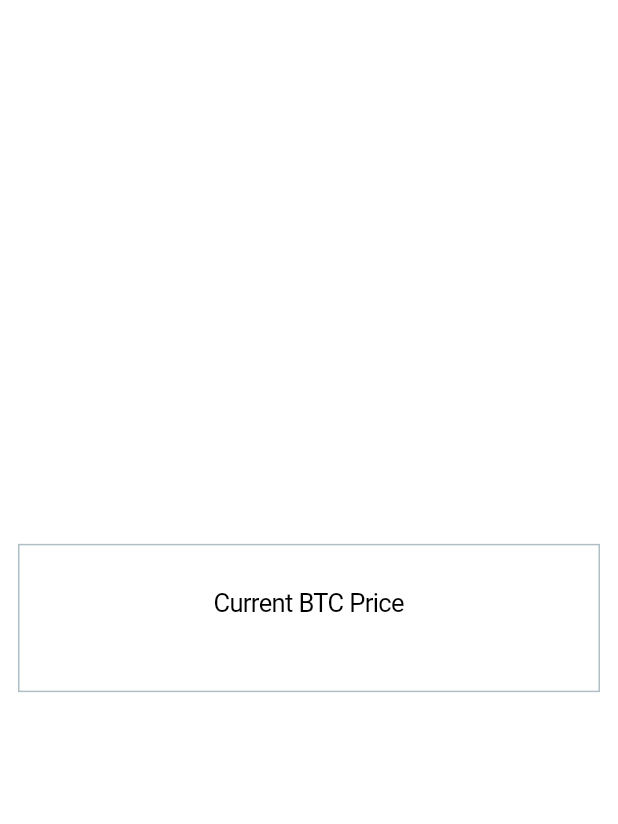
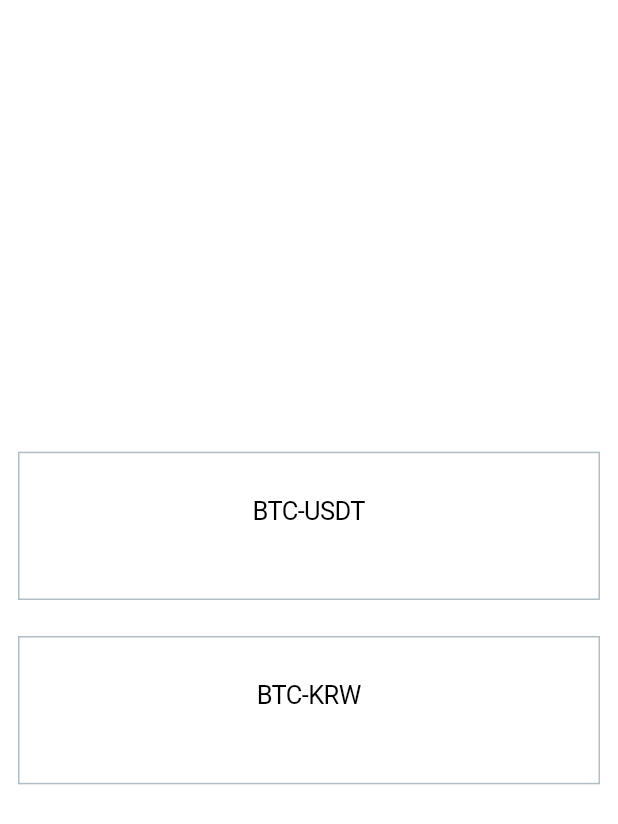
Before and after one commit to Auclown/flutter_websocket, a Flutter app: the screen it shows after launch, on a phone screen of 412 x 824 dp. Shown: the top 824 px of the screen. Run offline on Flutter 3.47's test engine with Material 2 defaults, Android fonts, the phone set to English and light mode, and no system bars; network calls fail.

```diff
--- a/lib/screens/home/home_screen.dart
+++ b/lib/screens/home/home_screen.dart
@@ -1,4 +1,5 @@
 import 'package:flutter/cupertino.dart';
+import 'package:websocket/screens/home/widgets/price_tags_list.dart';
 
 import '/screens/home/widgets/price_tag.dart';
 
@@ -7,14 +8,9 @@ class HomeScreen extends StatelessWidget {
 
   @override
   Widget build(BuildContext context) {
-    return CupertinoPageScaffold(
+    return const CupertinoPageScaffold(
       child: SafeArea(
-        child: Column(
-          mainAxisAlignment: MainAxisAlignment.center,
-          children: [
-            PriceTag(),
-          ],
-        ),
+        child: PriceTagsList(),
       ),
     );
   }
--- a/lib/screens/home/widgets/price_tag.dart
+++ b/lib/screens/home/widgets/price_tag.dart
@@ -3,8 +3,15 @@ import 'package:flutter/material.dart';
 
 import 'package:web_socket_channel/web_socket_channel.dart';
 
+import 'package:websocket/services/websocket/binance.dart';
+import 'package:websocket/services/websocket/upbit.dart';
+
 class PriceTag extends StatefulWidget {
-  const PriceTag({Key? key}) : super(key: key);
+  final String provider;
+  const PriceTag({
+    Key? key,
+    required this.provider,
+  }) : super(key: key);
 
   @override
   _PriceTagState createState() => _PriceTagState();
@@ -17,28 +24,7 @@ class _PriceTagState extends State<PriceTag> {
   @override
   void initState() {
     super.initState();
-    ws = WebSocketChannel.connect(
-      Uri.parse('wss://stream.binance.com:9443/ws'),
-    );
-
-    ws.sink.add(
-      jsonEncode(
-        {
-          "method": "SUBSCRIBE",
-          "params": ["btcusdt@aggTrade"],
-          "id": 1
-        },
-      ),
-    );
-
-    ws.stream.listen(
-      (data) {
-        setState(() {
-          price = jsonDecode(data)['p'];
-        });
-      },
-      onError: (error) => print(error),
-    );
+    widget.provider == "Binance" ? binance() : upBit();
   }
 
   @override
@@ -54,11 +40,41 @@ class _PriceTagState extends State<PriceTag> {
         child: Column(
           mainAxisAlignment: MainAxisAlignment.center,
           children: [
-            const Text('Current BTC Price'),
+            Text(widget.provider == "Binance" ? "BTC-USDT" : "BTC-KRW"),
             Text(price),
           ],
         ),
       ),
     );
   }
+
+  void binance() {
+    ws = Binance.connectBinance(method: "SUBSCRIBE", code: "btcusdt");
+    ws.stream.listen(
+      (data) {
+        setState(() {
+          price = jsonDecode(data)['p'];
+        });
+      },
+      onError: (error) => print(error),
+    );
+  }
+
+  void upBit() {
+    ws = UpBit.connectUpBit(
+      ticket: "UNIQUE_TICKET",
+      type: "trade",
+      codes: ["KRW-BTC"],
+    );
+    ws.stream.listen(
+      (data) {
+        setState(() {
+          price = jsonDecode(
+            utf8.decode(data),
+          )['trade_price']
+              .toString();
+        });
+      },
+    );
+  }
 }
--- /dev/null
+++ b/lib/screens/home/widgets/price_tags_list.dart
@@ -0,0 +1,21 @@
+import 'package:flutter/cupertino.dart';
+import 'package:websocket/screens/home/widgets/price_tag.dart';
+
+class PriceTagsList extends StatelessWidget {
+  const PriceTagsList({Key? key}) : super(key: key);
+
+  @override
+  Widget build(BuildContext context) {
+    return Column(
+      mainAxisAlignment: MainAxisAlignment.center,
+      children: const [
+        PriceTag(
+          provider: "Binance",
+        ),
+        PriceTag(
+          provider: "UpBit",
+        ),
+      ],
+    );
+  }
+}
--- /dev/null
+++ b/lib/services/websocket/binance.dart
@@ -0,0 +1,19 @@
+import 'dart:convert';
+import 'package:web_socket_channel/web_socket_channel.dart';
+
+class Binance {
+  static WebSocketChannel connectBinance(
+      {required String method, required String code}) {
+    WebSocketChannel ws = WebSocketChannel.connect(
+      Uri.parse('wss://stream.binance.com:9443/ws'),
+    );
+
+    ws.sink.add(jsonEncode({
+      "method": method,
+      "params": ["$code@aggTrade"],
+      "id": 1
+    }));
+
+    return ws;
+  }
+}
--- /dev/null
+++ b/lib/services/websocket/upbit.dart
@@ -0,0 +1,22 @@
+import 'dart:convert';
+import 'package:web_socket_channel/web_socket_channel.dart';
+
+class UpBit {
+  static WebSocketChannel connectUpBit(
+      {required String ticket,
+      required String type,
+      required List<String> codes}) {
+    WebSocketChannel ws = WebSocketChannel.connect(
+      Uri.parse('wss://api.upbit.com/websocket/v1'),
+    );
+
+    ws.sink.add(
+      jsonEncode([
+        {"ticket": ticket},
+        {"type": type, "codes": codes},
+      ]),
+    );
+
+    return ws;
+  }
+}
```
